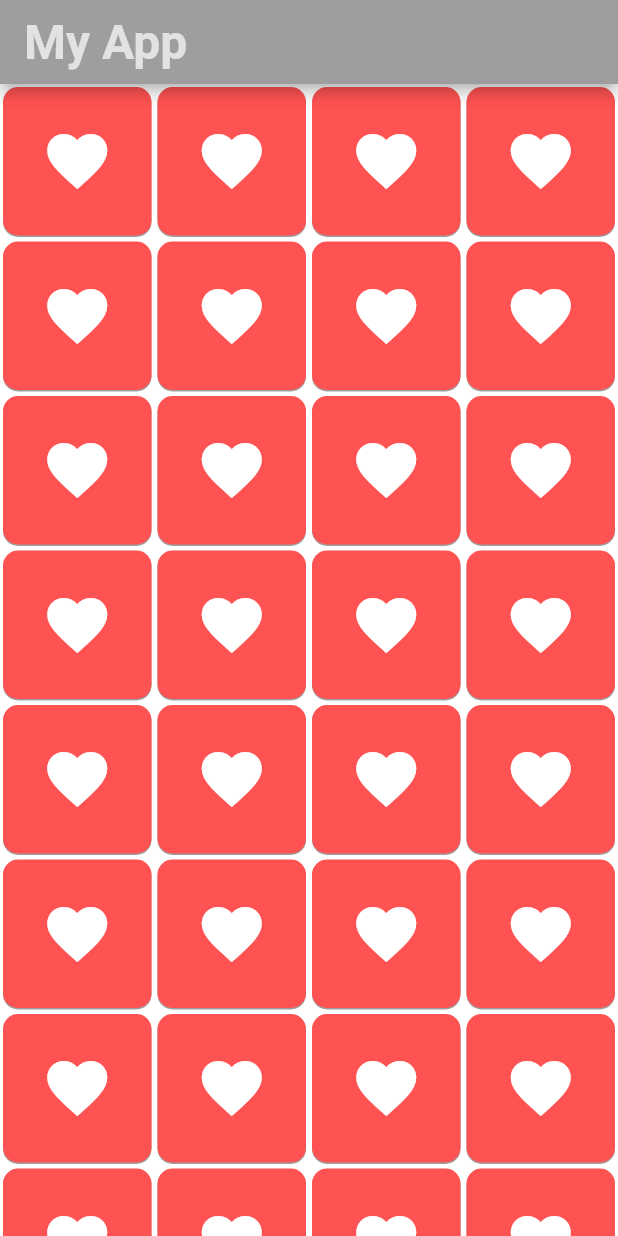
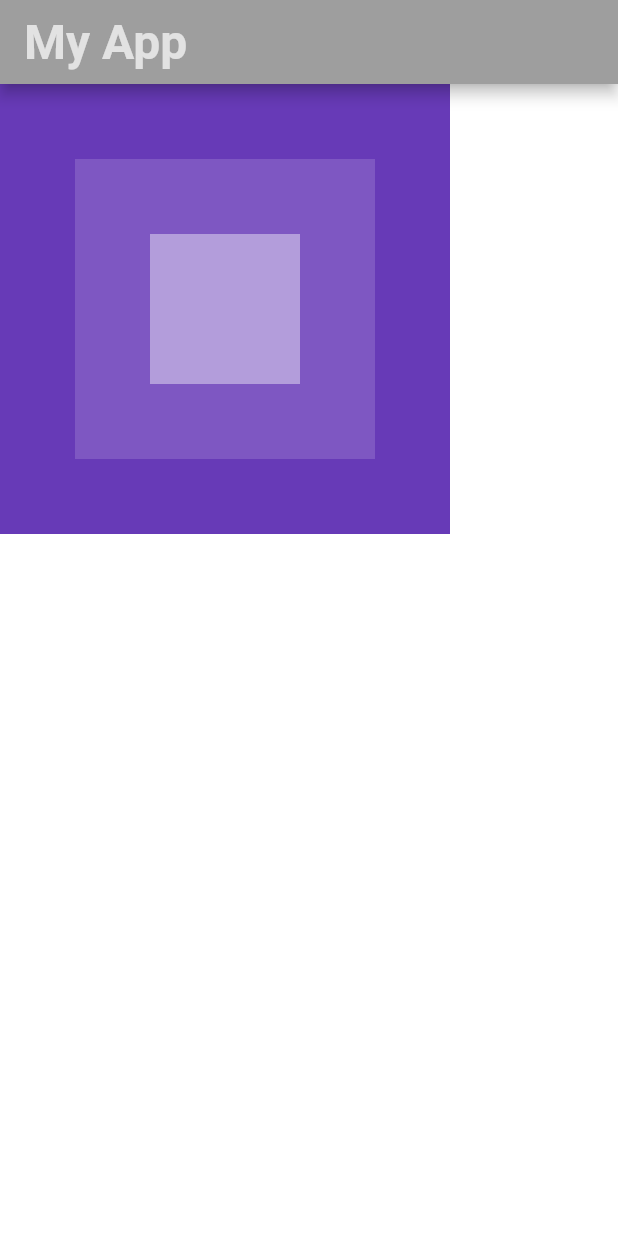
Before and after one commit to Ashokpal24/Flutter_hello_world, a Flutter app: the screen it shows after launch, on a phone screen of 412 x 824 dp. Run offline on Flutter 3.47's test engine with Material 2 defaults, Android fonts, the phone set to English and light mode, and no system bars.

Commit message:
Stack widget completed.

```diff
--- a/lib/main.dart
+++ b/lib/main.dart
@@ -23,28 +23,25 @@ class MyApp extends StatelessWidget {
               ),
               backgroundColor: Colors.grey,
             ),
-            body: GridView.builder(
-                itemCount: 64,
-                gridDelegate: SliverGridDelegateWithFixedCrossAxisCount(
-                    crossAxisCount: 4),
-                itemBuilder: (context, index) => Container(
-                      width: 64,
-                      height: 64,
-                      decoration: BoxDecoration(
-                          color: Colors.redAccent,
-                          borderRadius: BorderRadius.circular(10),
-                          boxShadow: [
-                            BoxShadow(
-                                // blurRadius: 10,
-                                offset: Offset(0.0, 1.0),
-                                color: Colors.grey)
-                          ]),
-                      margin: EdgeInsets.all(2),
-                      child: Icon(
-                        Icons.favorite,
-                        size: 48,
-                        color: Colors.white,
-                      ),
-                    ))));
+            body: Stack(
+              alignment: Alignment.center,
+              children: [
+                Container(
+                  height: 300,
+                  width: 300,
+                  color: Colors.deepPurple,
+                ),
+                Container(
+                  height: 200,
+                  width: 200,
+                  color: Colors.deepPurple[400],
+                ),
+                Container(
+                  height: 100,
+                  width: 100,
+                  color: Colors.deepPurple[200],
+                ),
+              ],
+            )));
   }
 }
```
